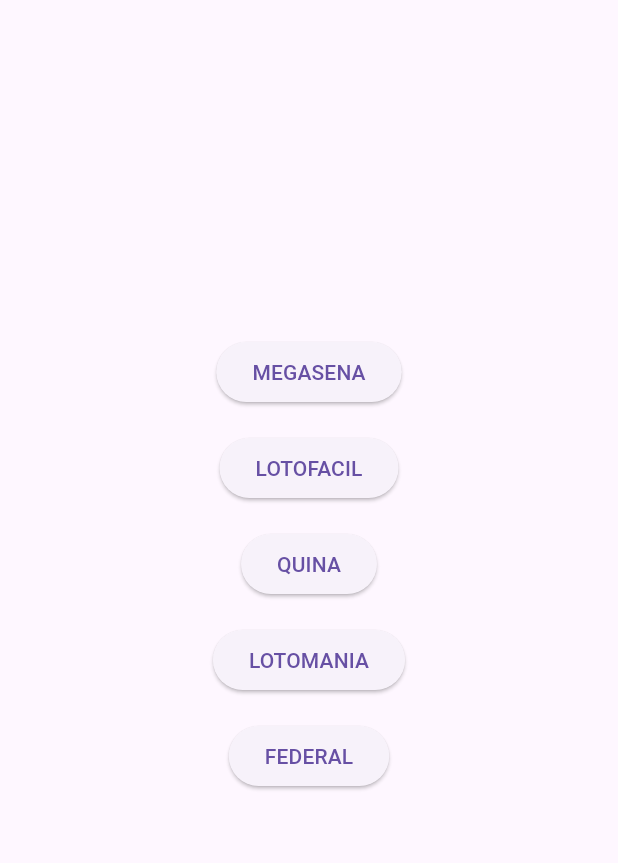
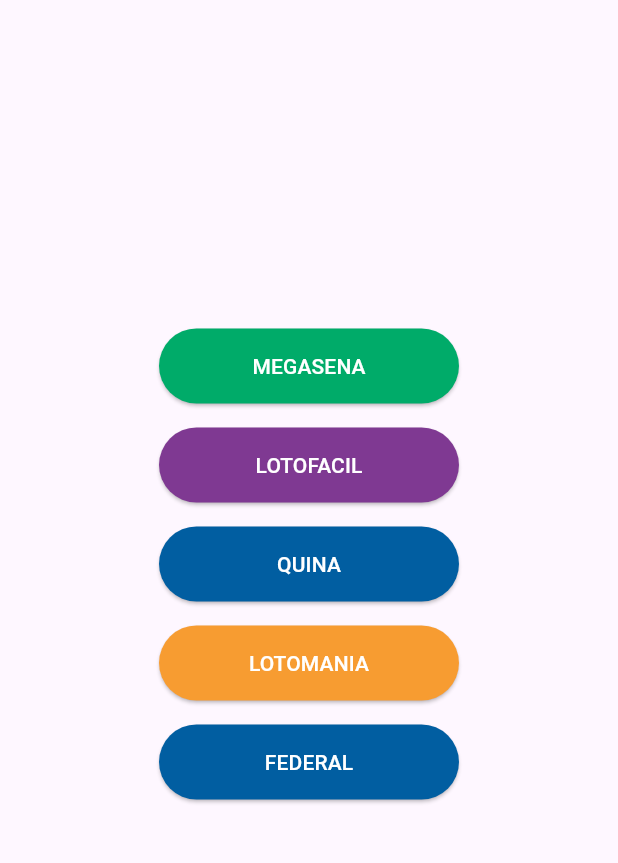
Before and after one commit to aguiarHugo/surpresinha, a Flutter app: the screen it shows after launch, on a phone screen of 412 x 824 dp, the part 84-947 px from its top. Run offline on Flutter 3.47's test engine with Material 3 defaults, Android fonts, the phone set to English and light mode, and no system bars.

Commit message:
estilização do botão

```diff
--- a/lib/widgets/lottery_button.dart
+++ b/lib/widgets/lottery_button.dart
@@ -1,5 +1,7 @@
 import 'package:flutter/material.dart';
 import '../api/lottery_api.dart';
+import 'button_colors.dart';
+
 
 class LotteryButton extends StatelessWidget {
   final String lotteryName;
@@ -8,9 +10,20 @@ class LotteryButton extends StatelessWidget {
 
   @override
   Widget build(BuildContext context) {
-    return ElevatedButton(
-      onPressed: () => fetchLotteryResult(context, lotteryName),
-      child: Text(lotteryName.toUpperCase()),
+    // Busca a cor da loteria no mapa, com uma cor padrão se não encontrada
+    final color = lotteryColors[lotteryName.toLowerCase()] ?? Colors.grey;
+
+    return SizedBox(
+      width: 200,
+      height: 50,
+      child: ElevatedButton(
+        onPressed: () => fetchLotteryResult(context, lotteryName),
+        style: ElevatedButton.styleFrom(
+          backgroundColor: color, // Aplica a cor do botão baseada no nome da loteria
+          foregroundColor: Colors.white, // Cor do texto dentro do botão, para garantir contraste
+        ),
+        child: Text(lotteryName.toUpperCase()),
+      ),
     );
   }
 }
```
